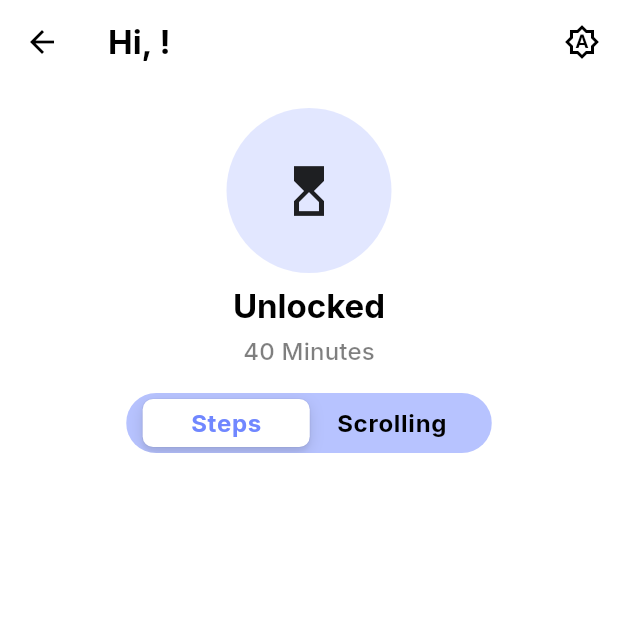
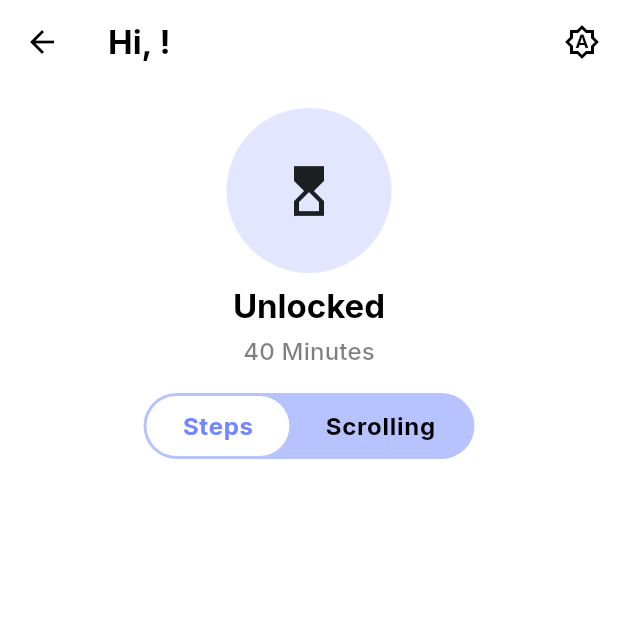
Before and after one commit to Bilawal-Mehfooz-Malik/waddle_app, a Flutter app: the HomeScreen screen opened directly, on a phone screen of 412 x 824 dp, the top half of it. Run offline on Flutter 3.47's test engine with Material 3 defaults, Android fonts, the phone set to English and light mode, and no system bars; drawn by our look-alikes of custom_sliding_segmented_control; our stand-ins replace cloud_firestore, connectivity_plus, either_dart, email_validator, firebase_core, flutter_riverpod and 4 more; accounts and stored records are empty; generated files the repository leaves out were written again.

Commit message:
change toggle button class to package

```diff
--- a/lib/src/features/home/presentation/widgets/custom_segment_button.dart
+++ b/lib/src/features/home/presentation/widgets/custom_segment_button.dart
@@ -1,6 +1,7 @@
-import 'package:flutter/cupertino.dart';
+import 'package:flutter/material.dart';
 import 'package:waddle_app/src/common/app_sizes.dart';
 import 'package:waddle_app/src/utils/extensions.dart';
+import 'package:custom_sliding_segmented_control/custom_sliding_segmented_control.dart';
 
 enum HomeView { steps, scrolling }
 
@@ -22,21 +23,22 @@
 
   @override
   Widget build(BuildContext context) {
+    final radius = BorderRadius.circular(25);
+
     return Center(
-      child: ClipRRect(
-        borderRadius: BorderRadius.circular(25),
-        child: CupertinoSlidingSegmentedControl<HomeView>(
-          backgroundColor: context.color.secondary.withOpacity(0.5),
-          padding: const EdgeInsets.symmetric(
-            horizontal: Sizes.p12,
-            vertical: Sizes.p4,
+      child: CustomSlidingSegmentedControl(
+        decoration: BoxDecoration(
+          borderRadius: radius,
+          color: context.color.secondary.withOpacity(0.5),
+        ),
+        thumbDecoration: BoxDecoration(
+          borderRadius: radius,
+          color: context.color.onPrimary,
         ),
 
         // [Main Widgets]
-          groupValue: _selectedSegment,
         onValueChanged: _onChanged,
         children: _buildChildrens(context),
-        ),
       ),
     );
   }
@@ -54,17 +56,14 @@
     final color =
         isSelected ? context.color.secondary : context.color.onSecondary;
 
-    return ClipRRect(
-      borderRadius: BorderRadius.circular(25),
-      child: Padding(
-        padding: const EdgeInsets.symmetric(
-            vertical: Sizes.p4, horizontal: Sizes.p8),
+    return Padding(
+      padding:
+          const EdgeInsets.symmetric(vertical: Sizes.p4, horizontal: Sizes.p12),
       child: Text(
         text,
         style: context.txtTheme.bodyLarge!
             .copyWith(fontWeight: FontWeight.bold, color: color),
       ),
-      ),
     );
   }
 }
--- a/pubspec.yaml
+++ b/pubspec.yaml
@@ -24,6 +24,7 @@
   connectivity_plus: ^6.0.5
   flutter_spinkit: ^5.2.1
   google_fonts: ^6.2.1
+  custom_sliding_segmented_control: ^1.8.3
 
 dev_dependencies:
   flutter_test:
```
Also changed, not shown: pubspec.lock. Lines whose indentation alone changed are shown as unchanged.
